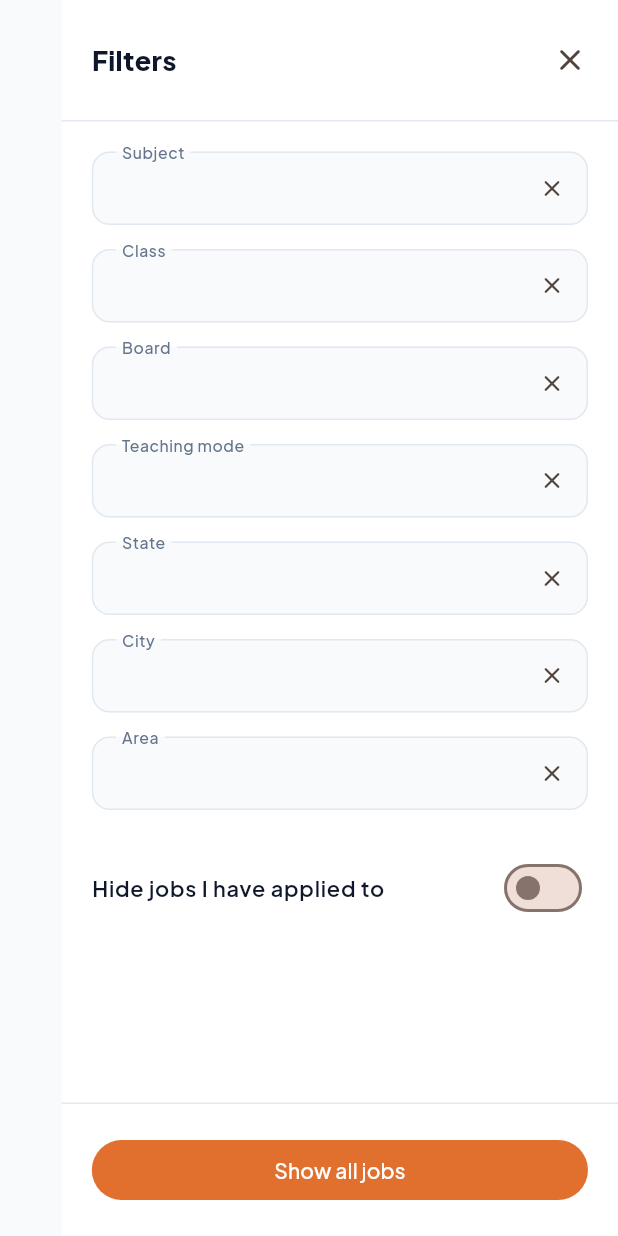
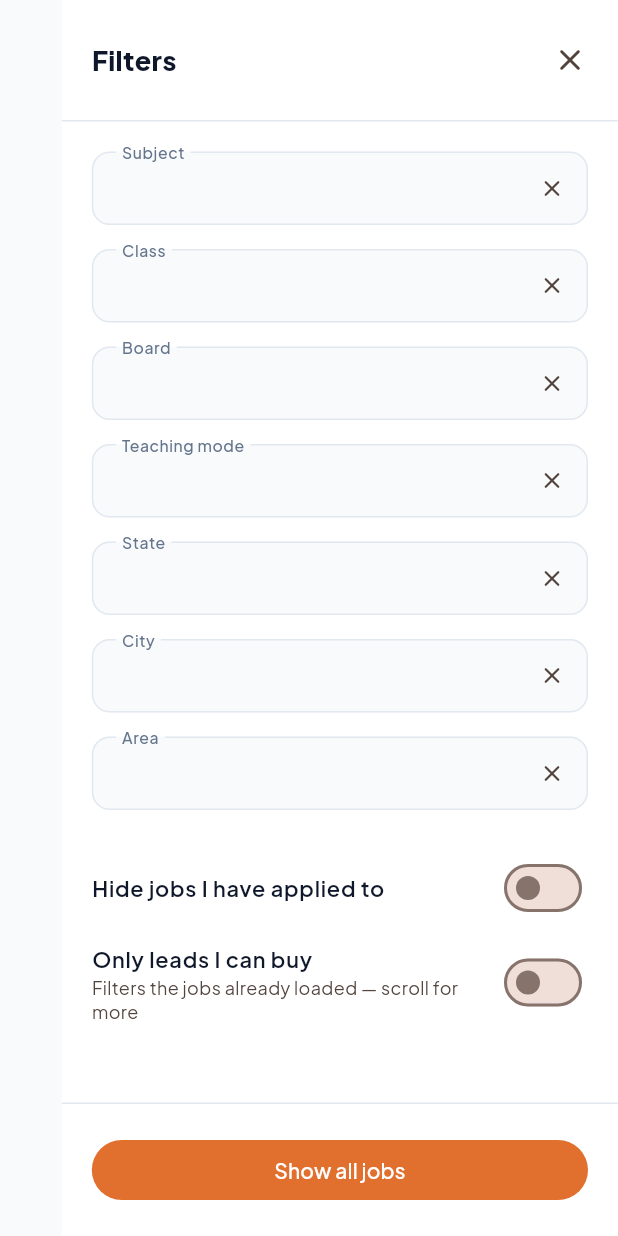
Before and after one commit to utkarshlearns-create/THTPRO-app, a Flutter app: the JobFilterPanel widget shown alone on an empty page, opened directly with empty values, on a phone screen of 412 x 824 dp. Run offline on Flutter 3.47's test engine with Material 3 defaults, Android fonts, the phone set to English and light mode, and no system bars; our stand-ins replace cached_network_image, dio, firebase_core, firebase_messaging, flutter_animate, flutter_local_notifications and 8 more; missing offline and left inert: razorpay_flutter; accounts and stored records are empty; network calls fail.

Commit message:
Colour the requirement rows and add a pay-per-lead filter
A teacher scanning a job looks for two things first: what it pays and
where it is. Those two now carry the eye — the fee in green, and its
value coloured and heavier because it is the number they came for; a red
pin for the area. Everything else stays grey, which is what keeps the
two that matter worth looking at.

Icons rather than emoji: emoji are drawn by whatever font the device
ships, so they land at different sizes and weights across phones and
ignore the theme.

The filter panel gains "Only leads I can buy". /api/jobs/search/ has no
parameter for it — the server takes subject, grade, city, locality,
mode, board and gender and nothing else — so it narrows what has already
been fetched, alongside the existing applied filter. The toggle says so
rather than leaving a short list looking broken.

Also fixes a third bare heading Row that overflowed by 28px at 1.3x.

Co-Authored-By: Claude Opus 5 <noreply@anthropic.com>

```diff
--- a/lib/features/jobs/providers/job_search_provider.dart
+++ b/lib/features/jobs/providers/job_search_provider.dart
@@ -24,11 +24,13 @@ class JobFilters {
     this.board,
     this.gender,
     this.unappliedOnly = false,
+    this.buyableOnly = false,
   });
 
   final String query;
   final String? subject;
   final String? grade;
+
   /// Narrows the city dropdown only.
   ///
   /// Deliberately absent from [toQuery]: `/api/jobs/search/` accepts `city` and
@@ -54,8 +56,18 @@ class JobFilters {
   /// coming back to the feed a second time.
   final bool unappliedOnly;
 
+  /// Shows only leads whose contact can be bought outright.
+  ///
+  /// Client-side, because `/api/jobs/search/` has no parameter for it — the
+  /// server takes subject, grade, city, locality, mode, board and gender, and
+  /// nothing about pay-per-lead. So this narrows what has already been
+  /// fetched, and a page with no buyable leads on it looks empty until more
+  /// are loaded. [JobFeedState.visible] is where it is applied.
+  final bool buyableOnly;
+
   /// How many filters are active, for the badge on the filter button.
-  int get activeCount => [
+  int get activeCount =>
+      [
         subject,
         grade,
         city,
@@ -63,7 +75,9 @@ class JobFilters {
         mode,
         board,
         gender,
-      ].where((f) => f != null && f.isNotEmpty).length + (unappliedOnly ? 1 : 0);
+      ].where((f) => f != null && f.isNotEmpty).length +
+      (unappliedOnly ? 1 : 0) +
+      (buyableOnly ? 1 : 0);
 
   bool get isEmpty => activeCount == 0 && query.trim().isEmpty;
 
@@ -78,6 +92,7 @@ class JobFilters {
     String? Function()? board,
     String? Function()? gender,
     bool? unappliedOnly,
+    bool? buyableOnly,
   }) =>
       JobFilters(
         query: query ?? this.query,
@@ -90,6 +105,7 @@ class JobFilters {
         board: board == null ? this.board : board(),
         gender: gender == null ? this.gender : gender(),
         unappliedOnly: unappliedOnly ?? this.unappliedOnly,
+        buyableOnly: buyableOnly ?? this.buyableOnly,
       );
 
   /// Only non-empty values, so the API isn't handed blank filters.
@@ -131,8 +147,16 @@ class JobFeedState {
   final ApiFailure? failure;
 
   /// The list after client-side filters the API doesn't support.
-  List<Job> get visible =>
-      filters.unappliedOnly ? jobs.where((j) => !j.hasApplied).toList() : jobs;
+  List<Job> get visible {
+    var out = jobs;
+    if (filters.unappliedOnly) {
+      out = out.where((j) => !j.hasApplied).toList();
+    }
+    if (filters.buyableOnly) {
+      out = out.where((j) => j.isBuyable).toList();
+    }
+    return out;
+  }
 
   JobFeedState copyWith({
     List<Job>? jobs,
@@ -237,7 +261,9 @@ class JobFeedNotifier extends StateNotifier<JobFeedState> {
   /// `next` is authoritative when the endpoint paginates; when it returns a bare
   /// list there is nothing more to fetch.
   bool _hasMore(Paginated<Job> page) =>
-      page.hasNext || (page.totalCount > 0 && state.jobs.length + page.items.length < page.totalCount);
+      page.hasNext ||
+      (page.totalCount > 0 &&
+          state.jobs.length + page.items.length < page.totalCount);
 
   @override
   void dispose() {
@@ -276,8 +302,7 @@ final unlockStatusProvider =
 ///
 /// Shown to someone deciding whether to buy: three people holding the number
 /// is a materially different proposition from none.
-final leadBuyersProvider =
-    FutureProvider.autoDispose.family<LeadBuyers, int>(
+final leadBuyersProvider = FutureProvider.autoDispose.family<LeadBuyers, int>(
   (ref, jobId) => ref.watch(jobsRepositoryProvider).leadBuyers(jobId),
 );
 
@@ -287,6 +312,5 @@ final leadBuyersProvider =
 /// ask about themselves, staff may ask about anyone.
 final chanceDetailProvider =
     FutureProvider.autoDispose.family<ChanceDetail, (int, int)>(
-  (ref, key) =>
-      ref.watch(jobsRepositoryProvider).chanceDetail(key.$1, key.$2),
+  (ref, key) => ref.watch(jobsRepositoryProvider).chanceDetail(key.$1, key.$2),
 );
--- a/lib/features/jobs/widgets/job_filter_panel.dart
+++ b/lib/features/jobs/widgets/job_filter_panel.dart
@@ -38,9 +38,8 @@ class JobFilterPanel extends ConsumerStatefulWidget {
             reverseCurve: Curves.easeInCubic,
           );
           return SlideTransition(
-            position:
-                Tween(begin: const Offset(1, 0), end: Offset.zero)
-                    .animate(curved),
+            position: Tween(begin: const Offset(1, 0), end: Offset.zero)
+                .animate(curved),
             child: child,
           );
         },
@@ -204,6 +203,27 @@ class _JobFilterPanelState extends ConsumerState<JobFilterPanel> {
                             fontSize: 14.5,
                             fontWeight: FontWeight.w600,
                           ),
+                        ),
+                      ),
+                      SwitchListTile.adaptive(
+                        value: _draft.buyableOnly,
+                        onChanged: (v) => setState(
+                          () => _draft = _draft.copyWith(buyableOnly: v),
+                        ),
+                        contentPadding: EdgeInsets.zero,
+                        title: const Text(
+                          'Only leads I can buy',
+                          style: TextStyle(
+                            fontSize: 14.5,
+                            fontWeight: FontWeight.w600,
+                          ),
+                        ),
+                        // The server has no parameter for this, so it narrows
+                        // what has already been fetched. Saying so is kinder
+                        // than a list that looks empty for no visible reason.
+                        subtitle: const Text(
+                          'Filters the jobs already loaded — scroll for more',
+                          style: TextStyle(fontSize: 12, height: 1.35),
                         ),
                       ),
                     ],
@@ -416,9 +436,7 @@ class _Dropdown extends StatelessWidget {
                   ),
           ),
           child: Text(
-            value == null
-                ? 'Any'
-                : (labelFor?.call(value!) ?? value!),
+            value == null ? 'Any' : (labelFor?.call(value!) ?? value!),
             style: TextStyle(
               fontSize: 15,
               fontWeight: value == null ? FontWeight.w400 : FontWeight.w600,
@@ -486,7 +504,8 @@ class _OptionPickerState extends State<_OptionPicker> {
             .toList();
 
     return Padding(
-      padding: EdgeInsets.only(bottom: MediaQuery.of(context).viewInsets.bottom),
+      padding:
+          EdgeInsets.only(bottom: MediaQuery.of(context).viewInsets.bottom),
       child: DraggableScrollableSheet(
         expand: false,
         initialChildSize: widget.searchable ? 0.75 : 0.5,
```
Also changed, not shown: lib/features/jobs/screens/job_detail_screen.dart (+72 -15 lines), 4 other files.
